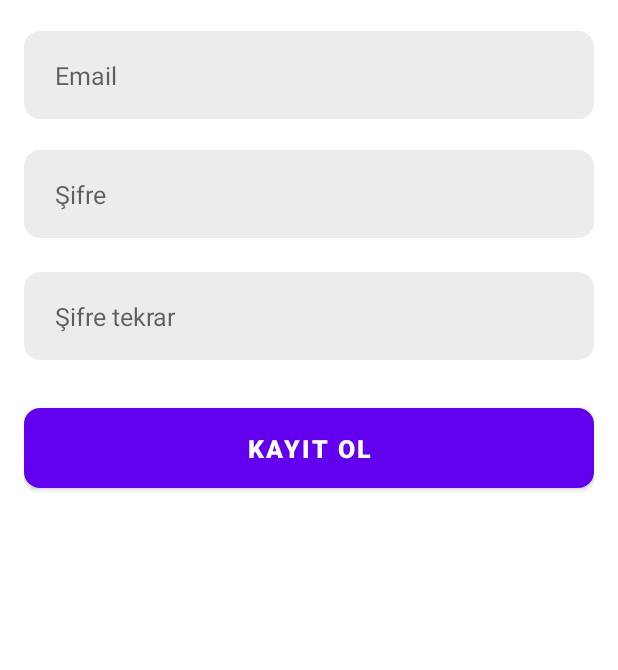
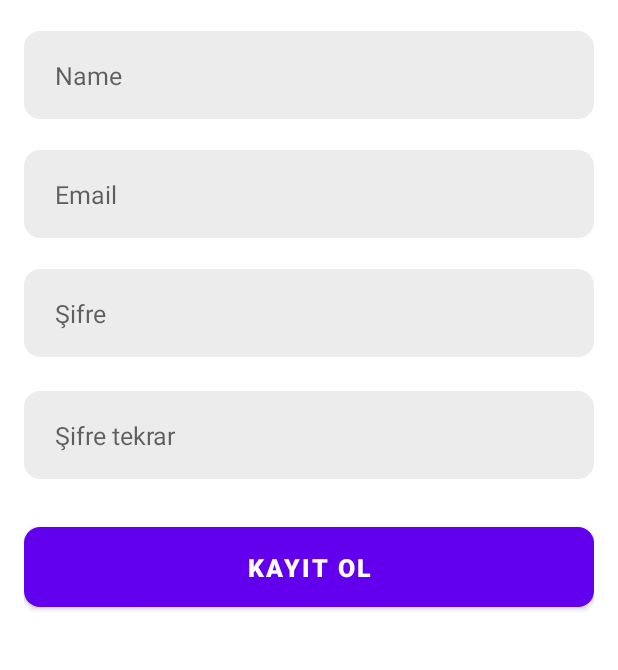
Before and after one commit to Daprhoo/fitLifePro, an Android app: the SignUpActivity screen opened directly, with no data from a screen before it, on a phone screen of 412 x 824 dp, the part 71-741 px from its top. Run offline under Robolectric (Android 15) with nearby library versions, the phone set to English and light mode, and no system bars; our stand-ins replace Firebase (no records; nobody signed in at launch, a user with empty details on screens opened directly), sdp/ssp sizes.

Commit message:
afterAddName
isim eklendi user progress düzeltildi

```diff
--- a/app/src/main/java/com/cembora/fitlifepro/GoalSelectionActivity.java
+++ b/app/src/main/java/com/cembora/fitlifepro/GoalSelectionActivity.java
@@ -30,6 +30,7 @@ public class GoalSelectionActivity extends AppCompatActivity {
     // Firebase
     private FirebaseAuth mAuth;
     private DatabaseReference mDatabase;
+    private String userName;
 
     @Override
     protected void onCreate(Bundle savedInstanceState) {
@@ -41,6 +42,8 @@ public class GoalSelectionActivity extends AppCompatActivity {
 
         radioGroupGoals = findViewById(R.id.radioGroupGoals);
         buttonSelectGoal = findViewById(R.id.buttonSelectGoal);
+        Intent intent = getIntent();
+        userName = intent.getStringExtra("userName");
 
 
         buttonSelectGoal.setOnClickListener(new View.OnClickListener() {
@@ -65,6 +68,7 @@ public class GoalSelectionActivity extends AppCompatActivity {
 
                 Map<String, Object> userMap = new HashMap<>();
                 userMap.put("selectedGoal", selectedGoal);
+                userMap.put("userName", userName);
 
                 mDatabase.child("users").child(userId).updateChildren(userMap)
                         .addOnCompleteListener(new OnCompleteListener<Void>() {
--- a/app/src/main/java/com/cembora/fitlifepro/SignUpActivity.java
+++ b/app/src/main/java/com/cembora/fitlifepro/SignUpActivity.java
@@ -1,4 +1,5 @@
 package com.cembora.fitlifepro;
+
 import android.content.Intent;
 import android.os.Bundle;
 import android.text.TextUtils;
@@ -6,6 +7,7 @@ import android.view.View;
 import android.widget.Button;
 import android.widget.EditText;
 import android.widget.Toast;
+
 import androidx.annotation.NonNull;
 import androidx.appcompat.app.AppCompatActivity;
 
@@ -17,7 +19,7 @@ import com.google.firebase.auth.FirebaseAuth;
 
 public class SignUpActivity extends AppCompatActivity {
 
-    private EditText inputEmailSignUp, inputPasswordSignUp, inputConfirmationPasswordSignUp;
+    private EditText inputUserName,inputEmailSignUp, inputPasswordSignUp, inputConfirmationPasswordSignUp;
     private Button buttonSignUp;
     private ActivitySignUpBinding binding;
 
@@ -32,11 +34,12 @@ public class SignUpActivity extends AppCompatActivity {
         mAuth = FirebaseAuth.getInstance();
 
 
-
+        inputUserName = findViewById(R.id.userName);
         inputEmailSignUp = findViewById(R.id.inputEmailSignUp);
         inputPasswordSignUp = findViewById(R.id.inputPasswordSignUp);
         inputConfirmationPasswordSignUp = findViewById(R.id.inputConfirmationPasswordSignUp);
         buttonSignUp = findViewById(R.id.buttonSignUp);
+
 
         buttonSignUp.setOnClickListener(new View.OnClickListener() {
             @Override
@@ -45,6 +48,7 @@ public class SignUpActivity extends AppCompatActivity {
                 String email = inputEmailSignUp.getText().toString().trim();
                 String password = inputPasswordSignUp.getText().toString().trim();
                 String confirmPassword = inputConfirmationPasswordSignUp.getText().toString().trim();
+                String userName  = inputUserName.getText().toString().trim();
 
                 if (TextUtils.isEmpty(email) || TextUtils.isEmpty(password) || TextUtils.isEmpty(confirmPassword)) {
                     showToast("Lütfen tüm alanları doldurun.");
@@ -54,23 +58,23 @@ public class SignUpActivity extends AppCompatActivity {
                     loading(false);
                 } else {
                     // İşlemi bir iş parçacığında çalıştır
-                    runInBackground(email, password);
+                    runInBackground(email, password, userName);
                 }
             }
         });
 
     }
-    private void runInBackground(final String email, final String password) {
+    private void runInBackground(final String email, final String password, final String userName) {
         new Thread(new Runnable() {
             @Override
             public void run() {
                 // Uzun süren işlemleri burada gerçekleştir
-                registerUser(email, password);
+                registerUser(email, password,userName);
             }
         }).start();
     }
 
-    private void registerUser(String email, String password) {
+    private void registerUser(String email, String password, String userName) {
         mAuth.createUserWithEmailAndPassword(email, password)
                 .addOnCompleteListener(this, new OnCompleteListener<AuthResult>() {
                     @Override
@@ -84,6 +88,7 @@ public class SignUpActivity extends AppCompatActivity {
                                             if (task.isSuccessful()) {
                                                 showToast("signed in successfully");
                                                 Intent intent = new Intent(getApplicationContext(), GoalSelectionActivity.class);
+                                                intent.putExtra("userName",userName);
                                                 loading(false);
                                                 startActivity(intent);
                                                 finish(); // Close the current activity
--- a/app/src/main/res/layout/activity_sign_up.xml
+++ b/app/src/main/res/layout/activity_sign_up.xml
@@ -20,10 +20,26 @@
         android:textStyle="bold"/>
 
     <EditText
+        android:id="@+id/userName"
+        android:layout_width="match_parent"
+        android:layout_height="@dimen/_45sdp"
+        android:layout_below="@id/welcomeToSignUp"
+        android:layout_marginTop="@dimen/_16sdp"
+        android:background="@drawable/background_input"
+        android:hint="Name"
+        android:imeOptions="actionNext"
+        android:importantForAutofill="no"
+        android:inputType="text"
+        android:paddingStart="@dimen/_16sdp"
+        android:paddingEnd="@dimen/_16sdp"
+        android:textSize="@dimen/_13ssp"
+        android:textColor="@color/primary_text"/>
+
+    <EditText
         android:id="@+id/inputEmailSignUp"
         android:layout_width="match_parent"
         android:layout_height="@dimen/_45sdp"
-        android:layout_below="@id/welcomeToSignUp"
+        android:layout_below="@id/userName"
         android:layout_marginTop="@dimen/_16sdp"
         android:background="@drawable/background_input"
         android:hint="Email"
```
Also changed, not shown: app/src/main/java/com/cembora/fitlifepro/fragments/ProgressFragment.java (+53 -5 lines), app/src/main/res/layout/fragment_progress.xml (+8 -0 lines).
